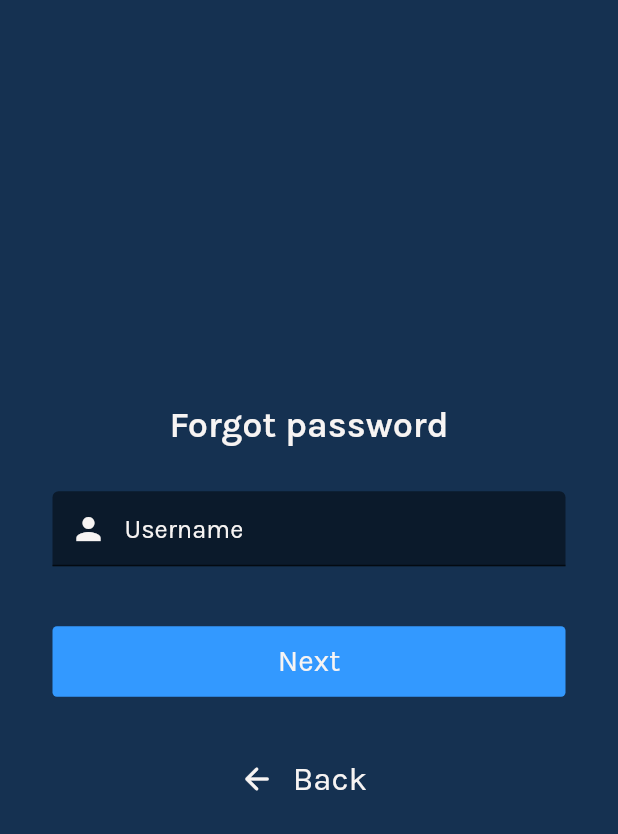
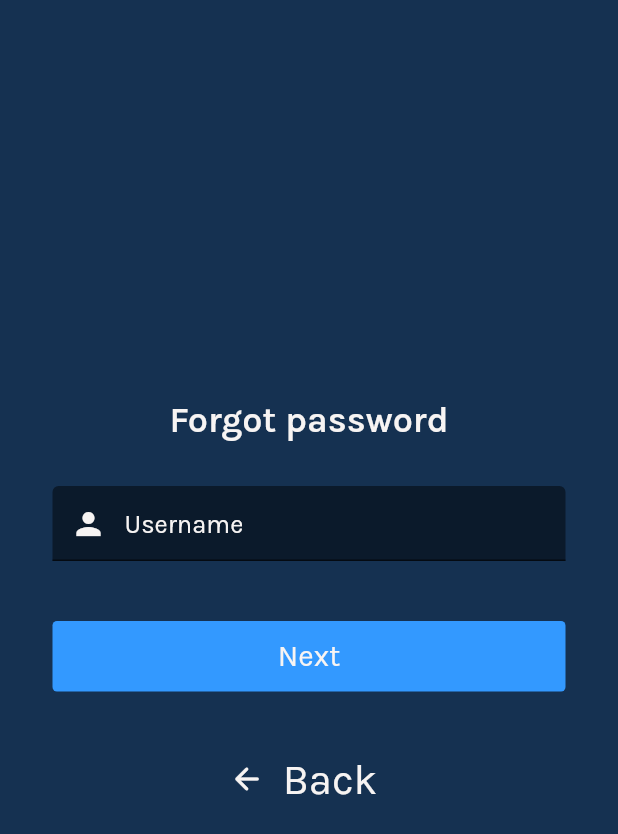
Before and after one commit to dChunGit/alliance_check_in, a Flutter app: the screen it shows after launch, after a tap on "Login", after a tap on "Forgot password", on a phone screen of 412 x 824 dp. Shown: the top 834 px of the screen. Run offline on Flutter 3.47's test engine with Material 2 defaults, Android fonts, the phone set to English and light mode, and no system bars; our stand-ins replace data_connection_checker, font_awesome_flutter, get_it, google_fonts, shared_preferences; missing offline and left inert: amazon_cognito_identity_dart_2, http_retry; generated files the repository leaves out were written again.

Commit message:
Minor UI adjustments

```diff
--- a/lib/features/auth/auth_screen.dart
+++ b/lib/features/auth/auth_screen.dart
@@ -44,7 +44,7 @@
                         child: Column(
                           children: [
                             Padding(
-                              padding: EdgeInsets.fromLTRB(25, 0, 25, 45),
+                              padding: EdgeInsets.fromLTRB(35, 0, 35, 45),
                               child: Image(image: AssetImage("assets/alliancelogo_large.png"), height: 125),
                             ),
                             SizedBox(
@@ -199,16 +199,13 @@
       },
       child: Padding(
           padding: EdgeInsets.fromLTRB(35, 10, 35, 0),
-          child: Container(
-              width: MediaQuery.of(context).size.width,
-              child: Padding(
-                padding: EdgeInsets.all(12),
-                child:Text(
-                    S.of(context).forgotPassword,
-                    textAlign: TextAlign.center,
-                    style: Theme.of(context).textTheme.bodyText1.toLight().toNormal().bigger(4)
-                ),
-              )
+          child: Padding(
+            padding: EdgeInsets.all(12),
+            child: Text(
+                S.of(context).forgotPassword,
+                textAlign: TextAlign.center,
+                style: Theme.of(context).textTheme.headline5.toLight().toNormal().bigger(4)
+            ),
           )
       ),
     );
--- a/lib/features/auth/password_screen.dart
+++ b/lib/features/auth/password_screen.dart
@@ -365,7 +365,7 @@
                 child: Text(
                   S.of(context).back,
                   textAlign: TextAlign.center,
-                  style: Theme.of(context).textTheme.headline5.toLight().bigger(4).toNormal(),
+                  style: Theme.of(context).textTheme.headline4.toLight().bigger(4).toNormal(),
                 ),
               ),
             ],
--- a/res/string/string_en.json
+++ b/res/string/string_en.json
@@ -41,7 +41,7 @@
   "disclaimer": "By signing in to our facility, you are acknowledging that an inherent risk of exposure to COVID-19 exists in any public space where people are present, and you are voluntarily assuming all related risks and agree not to hold Alliance Technologies, its officers, or agents liable for any illness or injury.",
 
   "currentTemp": "Current Temperature:",
-  "tempHint": "--",
+  "tempHint": "--.-",
   "selectExposureDate": "Select Exposure Date",
   "submit": "SUBMIT",
   "submitting": "SUBMITTING...",
```
Also changed, not shown: lib/features/survey/survey_screen.dart (+5 -5 lines), lib/generated/i18n.dart, lib/generated/messages_all.dart.
